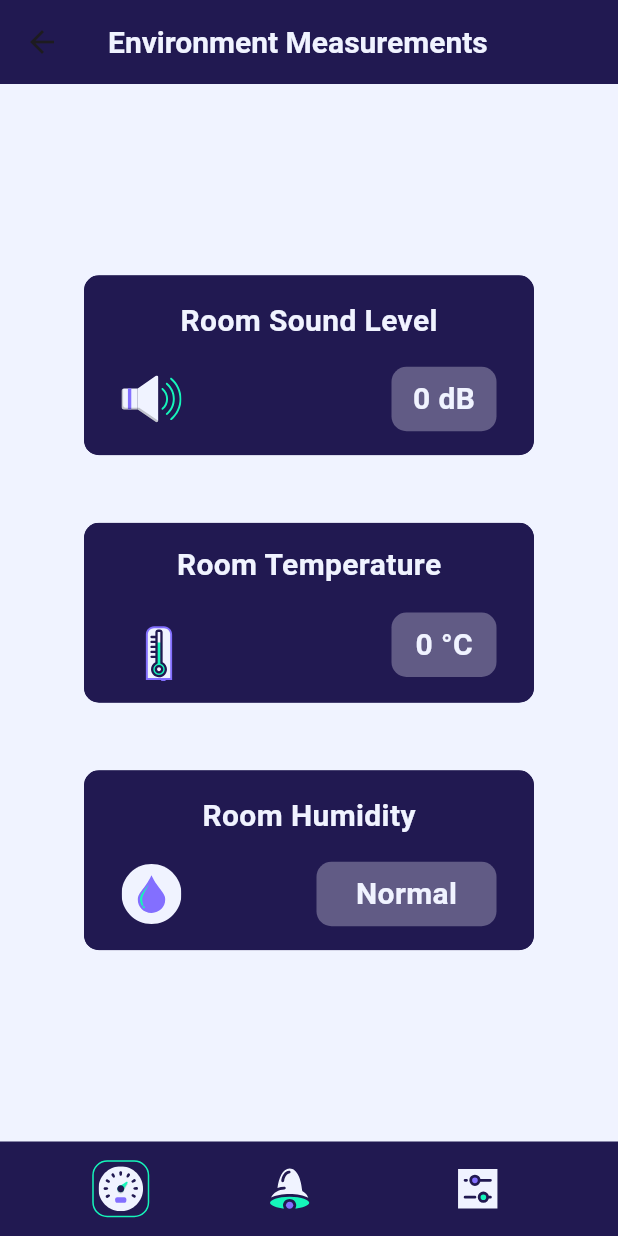
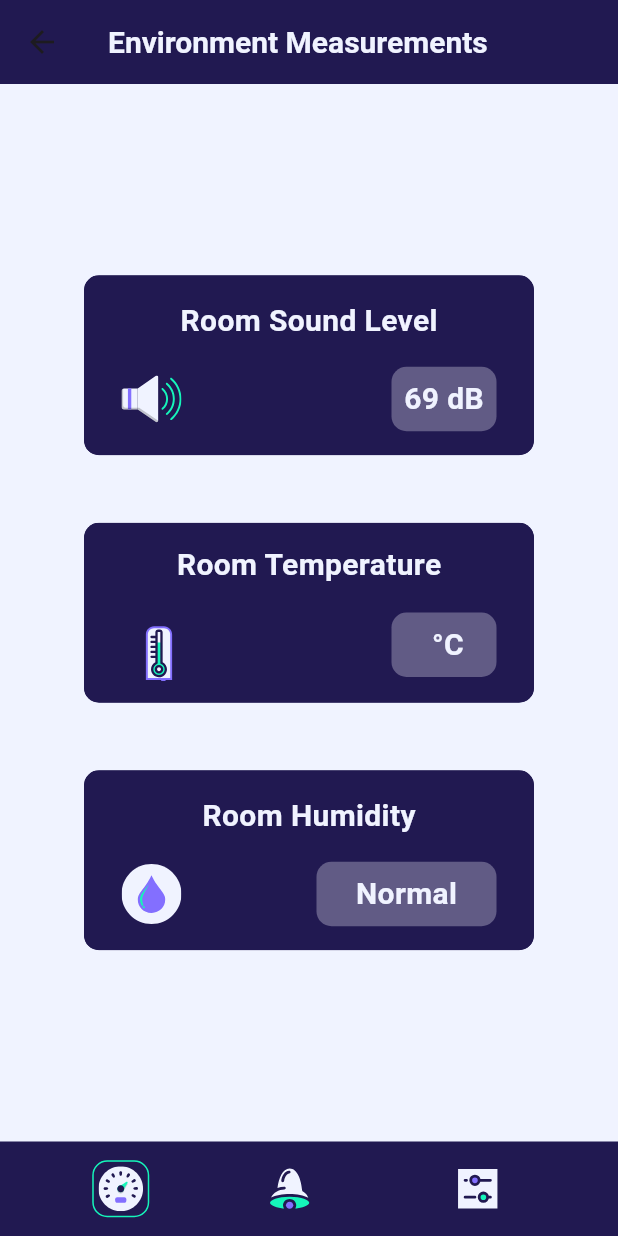
Before and after one commit to LordStacker/mobile_exam, a Flutter app: the Measurements screen opened by its route, on a phone screen of 412 x 824 dp. Run offline on Flutter 3.47's test engine with Material 3 defaults, Android fonts, the phone set to English and light mode, and no system bars; our stand-ins replace bloc, flutter_bloc, flutter_svg, freezed_annotation.

Commit message:
fix measurements initial bug with rasmus help

```diff
--- /dev/null
+++ b/lib/bloc/measurements/measurements_bloc.dart
@@ -0,0 +1,43 @@
+import 'package:bloc/bloc.dart';
+import 'package:freezed_annotation/freezed_annotation.dart';
+import '../../services/WebSocketService.dart';
+
+part 'measurements_event.dart';
+part 'measurements_state.dart';
+part 'measurements_bloc.freezed.dart';
+
+class MeasurementsBloc extends Bloc<MeasurementsEvent, MeasurementsState> {
+  final WebSocketService _webSocketService = WebSocketService();
+
+  MeasurementsBloc() : super(const MeasurementsState.initial()) {
+    on<MeasurementsEvent>((event, emit) {
+      event.map(
+
+        started: (e) async {
+          print("maybe its occurring here?");
+
+          //emit(MeasurementsState.initial());
+          emit(MeasurementsState.loading());
+        },
+
+        loadMeasurements: (e) async {
+          // not here either :(
+          print("maybe its occurring here in the loadm?");
+          emit(const MeasurementsState.loading());
+          var measurements = _webSocketService.getMeasurements();
+
+            emit(MeasurementsState.success(measurements));
+
+        },
+
+        loadMeasurementsSuccess: (e) async {
+          emit(MeasurementsState.success(e.measurements));
+        },
+      );
+    });
+  }
+
+  initialize() {
+    add(MeasurementsEvent.loadMeasurements());
+  }
+}
--- /dev/null
+++ b/lib/bloc/measurements/measurements_event.dart
@@ -0,0 +1,8 @@
+part of 'measurements_bloc.dart';
+
+@freezed
+class MeasurementsEvent with _$MeasurementsEvent {
+  const factory MeasurementsEvent.started() = _Started;
+  const factory MeasurementsEvent.loadMeasurements() = _LoadMeasurements;
+  const factory MeasurementsEvent.loadMeasurementsSuccess(Map measurements) = _LoadMeasurementsSuccess;
+}
--- /dev/null
+++ b/lib/bloc/measurements/measurements_state.dart
@@ -0,0 +1,9 @@
+part of 'measurements_bloc.dart';
+
+@freezed
+class MeasurementsState with _$MeasurementsState {
+  const factory MeasurementsState.initial() = _Initial;
+  const factory MeasurementsState.loading() = _Loading;
+  const factory MeasurementsState.success(Map measurements) = _Success;
+  const factory MeasurementsState.failure() = _Failure;
+}
--- a/lib/services/WebSocketService.dart
+++ b/lib/services/WebSocketService.dart
@@ -1,6 +1,7 @@
 import 'package:web_socket_channel/io.dart';
 import 'dart:convert';
 import 'dart:async';
+import 'JsonService.dart';
 
 //class that manages the WebSocket connection and sends messages to the server
 class WebSocketService {
@@ -37,6 +38,7 @@ class WebSocketService {
     return _signInCompleter!.future;
   }
 
+  //This function sends a message to the WebSocket server to register a new user
   Future<bool> signUp(String username, String password, String email) async {
     if (!isConnected()) {
       await connect();
@@ -46,6 +48,12 @@ class WebSocketService {
     _channel!.sink.add('{"eventType": "ClientWantsToRegister", "Username": "$username", "Password": "$password", "Email": "$email"}');
 
     return _signInCompleter!.future;
+  }
+
+  Map getMeasurements() {
+    //before this aswell :,(
+    print("hey man this sucks!");
+    return JsonService().serialiseJson(JsonService().testJsonMeasurements);
   }
 
   //This function handles the events recieved from the WebSocket server and returns the response
--- a/lib/ui/views/measurements.dart
+++ b/lib/ui/views/measurements.dart
@@ -3,14 +3,73 @@ import 'package:flutter_svg/flutter_svg.dart';
 import '../widgets/SoundWidget.dart';
 import '../widgets/TemperatureWidget.dart';
 import '../widgets/HumidityWidget.dart';
+import 'package:flutter_bloc/flutter_bloc.dart';
+import '../../bloc/measurements/measurements_bloc.dart';
 
 
-class Measurements extends StatelessWidget {
+class Measurements extends StatefulWidget {
   const Measurements({super.key});
 
   @override
+  State<Measurements> createState() => _MeasurementsState();
+}
+
+class _MeasurementsState extends State<Measurements> {
+  @override
   Widget build(BuildContext context) {
-    return Scaffold(
+    return BlocProvider(
+        create: (context) => MeasurementsBloc()..initialize(),
+        child: BlocConsumer<MeasurementsBloc, MeasurementsState>(
+          listener: (context, state) {
+            state.map(
+              initial: (_) {
+                print('Initial state');
+                return Container();
+              },
+              loading: (_) {
+                print('Loading state');
+                showDialog(
+                  context: context,
+                  barrierDismissible: false,
+                  builder: (BuildContext context) {
+                    return Center(
+                      child: CircularProgressIndicator(color: Color(0xff15F5BA),),
+                    );
+                  },
+                );
+              },
+              success: (successState) {
+              print('Success state');
+              Navigator.of(context).pop();
+
+            },
+              failure: (_) {
+                print('Failure state');
+                Navigator.of(context).pop();
+                ScaffoldMessenger.of(context).showSnackBar(
+                  SnackBar(
+                    content: Text('Failed to load measurements'),
+                    backgroundColor: Colors.red,
+                  ),
+                );
+              },
+            );
+          },
+          builder: (context, state) {
+            return state.map(
+              initial: (_) {
+                print('Builder: Initial state');
+                return Container();
+              },
+              loading: (_) {
+                print('Builder: Loading state');
+                return Container();
+              },
+              success: (successState) {
+                print('Builder: Success state');
+                return
+                Scaffold(
+
                 backgroundColor: Color(0xffF0F3FF),
                 appBar: AppBar(
                     backgroundColor: Color(0xff211951),
@@ -30,9 +89,9 @@ class Measurements extends StatelessWidget {
                         child: Column(
                             mainAxisAlignment: MainAxisAlignment.spaceBetween,
                             children: <Widget>[
-                    SoundWidget(),
-                    TemperatureWidget(),
-                    HumitdityWidget(),
+                              SoundWidget(sound: successState.measurements['sound_level']),
+                              TemperatureWidget(temperature: successState.measurements['temperature']),
+                              HumitdityWidget(humidity: successState.measurements['humidity']),
                             ]
                         ),
                       ),
@@ -86,5 +145,13 @@ class Measurements extends StatelessWidget {
 
                 ),
               );
+            },
+              failure: (_) {
+                print('Builder: Failure state');
+                return Center(child: Text('Failed to load measurements'));},
+            );          },
+        ),
+    );
+
   }
 }
--- a/lib/ui/widgets/HumidityWidget.dart
+++ b/lib/ui/widgets/HumidityWidget.dart
@@ -5,36 +5,16 @@ import 'package:http/http.dart';
 import 'package:flutter_svg/flutter_svg.dart';
 
 class HumitdityWidget extends StatefulWidget {
-  const HumitdityWidget({super.key});
+  final String humidity = 'Normal';
+
+  const HumitdityWidget({super.key , required humidity});
 
   @override
   State<HumitdityWidget> createState() => _HumitdityWidgetState();
 }
 
 class _HumitdityWidgetState extends State<HumitdityWidget> {
-  String retrievedHumidityLevel = 'Normal'; // This will be updated with the actual humidity level
-  //late Timer _timer;//Timer to get the humidity level every n amounts of time
 
-  //@override
- // void initState() {
- //   super.initState();
- //   _timer = Timer.periodic(Duration(seconds: 1), (timer) => getHumidityLevel());
- // } // This will get the Humidity level every second
-
-  //@override
-  //void dispose() {
- //   _timer.cancel();
-//    super.dispose();
- // } // This will cancel the timer when the widget is disposed
-
-  //Commented out the timer because there is no good API to use as a placholder for this, will remove comments when the actual API is available
-
-  void getHumidityLevel() async {
-    Response response = await get(Uri.parse('http://www.randomnumberapi.com/api/v1.0/random?min=0&max=99&count=1'));
-    List data = jsonDecode(response.body);
-    retrievedHumidityLevel = data[0];
-    setState(() {});
-  } // This will get the temperature level from the API
 
   @override
   Widget build(BuildContext context) {
@@ -85,7 +65,7 @@ class _HumitdityWidgetState extends State<HumitdityWidget> {
                               ),
                               child: Center(
                                 child: Text(
-                                  '$retrievedHumidityLevel',
+                                  '${widget.humidity}',
                                   style: TextStyle(
                                     fontSize: 20,
                                     fontWeight: FontWeight.bold,
--- a/lib/ui/widgets/SoundWidget.dart
+++ b/lib/ui/widgets/SoundWidget.dart
@@ -5,38 +5,16 @@ import 'package:http/http.dart';
 import 'package:flutter_svg/flutter_svg.dart';
 
 class SoundWidget extends StatefulWidget {
-  const SoundWidget({super.key});
+  final int sound;
+
+  const SoundWidget({super.key, required this.sound});
+
 
   @override
   State<SoundWidget> createState() => _SoundWidgetState();
 }
 
 class _SoundWidgetState extends State<SoundWidget> {
-
-  int retrievedSoundLevel = 0; // This will be updated with the actual sound level
-  late Timer _timer;//Timer to get the sound level every n amounts of time
-
-  @override
-  void initState() {
-    super.initState();
-    _timer = Timer.periodic(Duration(seconds: 1), (timer) => getSoundLevel());
-  } // This will get the sound level every second
-
-  @override
-  void dispose() {
-    _timer.cancel();
-    super.dispose();
-  } // This will cancel the timer when the widget is disposed
-
-
-  void getSoundLevel() async {
-    Response response = await get(Uri.parse('http://www.randomnumberapi.com/api/v1.0/random?min=0&max=99&count=1'));
-    List data = jsonDecode(response.body);
-    retrievedSoundLevel = data[0];
-    if(mounted){
-      setState(() {});
-    }
-  } // This will get the sound level from the API
 
 
 
@@ -89,7 +67,7 @@ class _SoundWidgetState extends State<SoundWidget> {
                                 ),
                                 child: Center(
                                   child: Text(
-                                    '$retrievedSoundLevel dB', // This will display the sound level
+                                    '${widget.sound} dB', // This will display the sound level
                                     style: TextStyle(
                                       fontSize: 20,
                                       fontWeight: FontWeight.bold,
--- a/lib/ui/widgets/TemperatureWidget.dart
+++ b/lib/ui/widgets/TemperatureWidget.dart
@@ -5,37 +5,16 @@ import 'package:http/http.dart';
 import 'package:flutter_svg/flutter_svg.dart';
 
 class TemperatureWidget extends StatefulWidget {
-  const TemperatureWidget({super.key});
+  final String temperature = '';
+
+  const TemperatureWidget({super.key, required temperature});
 
   @override
   State<TemperatureWidget> createState() => _TemperatureWidgetState();
 }
 
 class _TemperatureWidgetState extends State<TemperatureWidget> {
-  int retrievedTemperatureLevel = 0; // This will be updated with the actual temperature level
-  late Timer _timer;//Timer to get the temperature level every n amounts of time
 
-  @override
-  void initState() {
-    super.initState();
-    _timer = Timer.periodic(Duration(seconds: 1), (timer) => getTemperatureLevel());
-  } // This will get the temperature level every second
-
-  @override
-  void dispose() {
-    _timer.cancel();
-    super.dispose();
-  } // This will cancel the timer when the widget is disposed
-
-
-  void getTemperatureLevel() async {
-    Response response = await get(Uri.parse('http://www.randomnumberapi.com/api/v1.0/random?min=0&max=99&count=1'));
-    List data = jsonDecode(response.body);
-    retrievedTemperatureLevel = data[0];
-    if(mounted){
-      setState(() {});
-    }
-  } // This will get the temperature level from the API
 
   @override
   Widget build(BuildContext context) {
@@ -86,7 +65,7 @@ class _TemperatureWidgetState extends State<TemperatureWidget> {
                               ),
                               child: Center(
                                 child: Text(
-                                  '$retrievedTemperatureLevel °C',
+                                  '${widget.temperature} °C',
                                   style: TextStyle(
                                     fontSize: 20,
                                     fontWeight: FontWeight.bold,
```
Also changed, not shown: lib/services/JsonService.dart (added, +19 -0 lines), lib/ui/views/login.dart (+16 -9 lines), lib/bloc/measurements/measurements_bloc.freezed.dart (added). Lines whose indentation alone changed are shown as unchanged.
